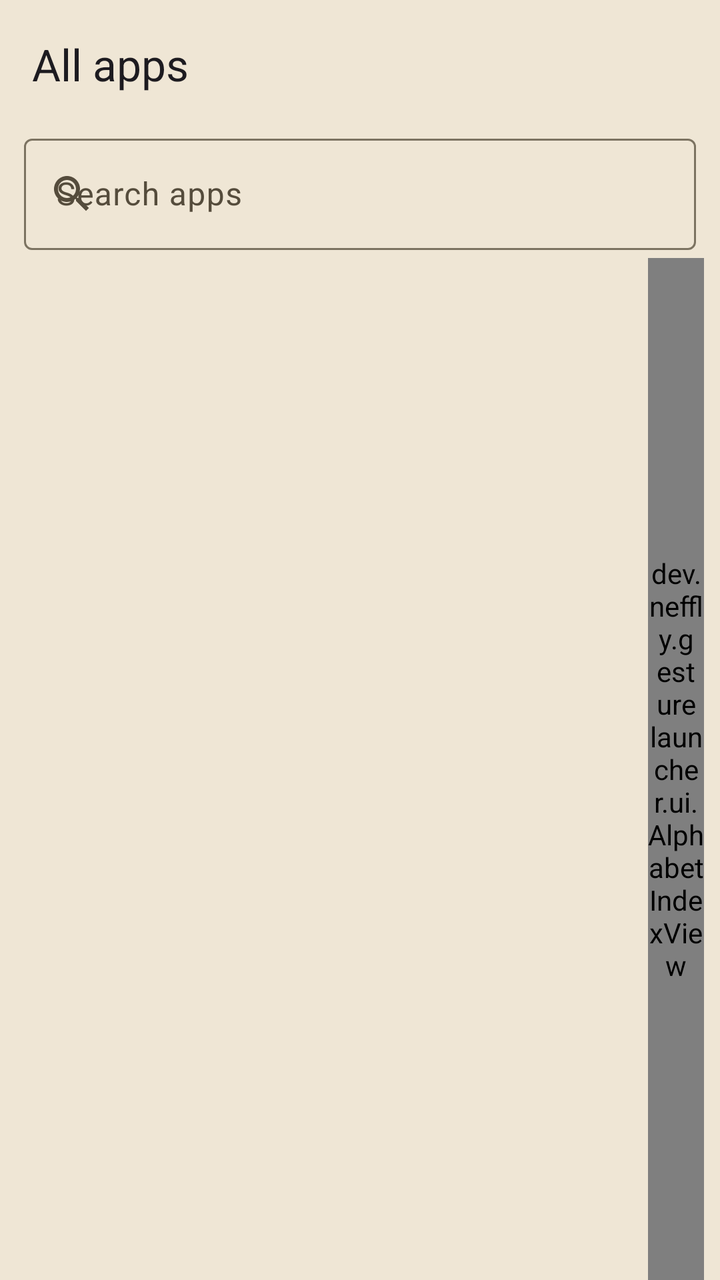
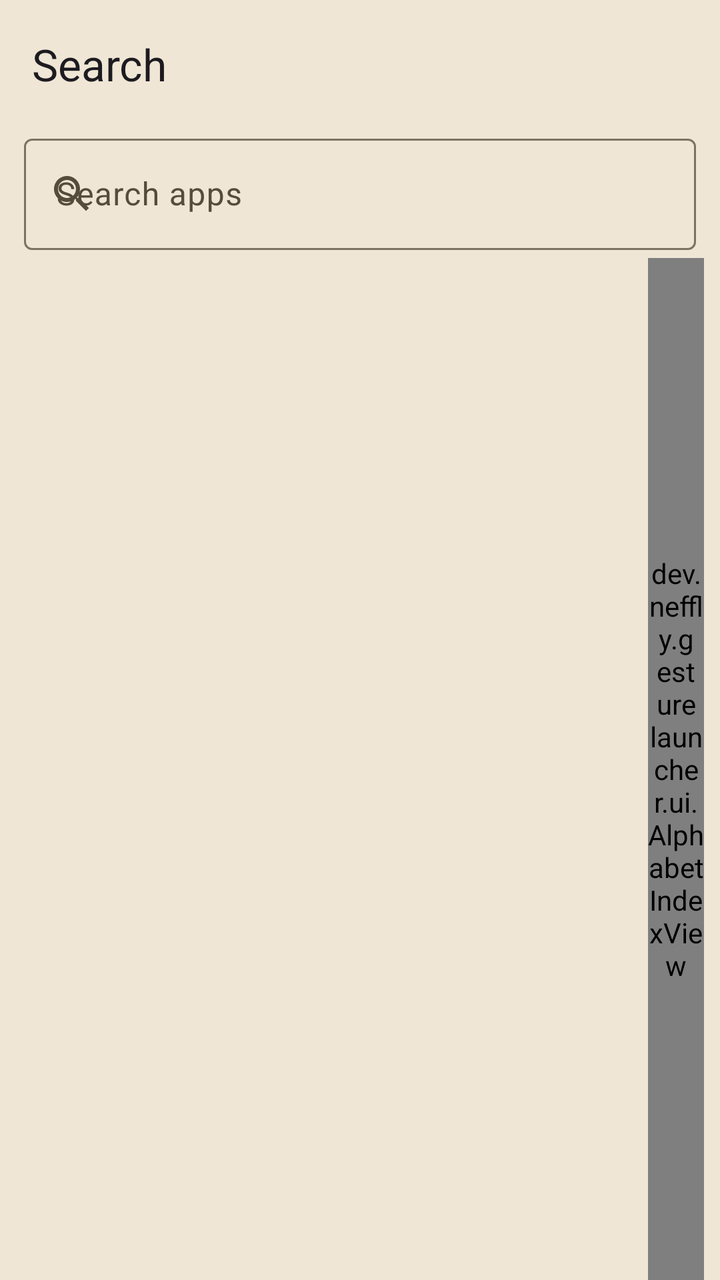

Two renders of the same Android screen: before a commit and after it. Below are the layout's source before the change and the commit's diff.
<!-- AndroidManifest.xml: activity theme Theme.GestureLauncher.Drawer -->
<!-- res/layout/activity_app_drawer.xml -->
<?xml version="1.0" encoding="utf-8"?>
<LinearLayout xmlns:android="http://schemas.android.com/apk/res/android"
    xmlns:app="http://schemas.android.com/apk/res-auto"
    android:id="@+id/drawerRoot"
    android:layout_width="match_parent"
    android:layout_height="match_parent"
    android:background="?attr/colorSurfaceContainer"
    android:orientation="vertical">

    <com.google.android.material.appbar.MaterialToolbar
        android:id="@+id/toolbar"
        android:layout_width="match_parent"
        android:layout_height="?attr/actionBarSize"
        app:title="@string/drawer_title" />

    <com.google.android.material.textfield.TextInputLayout
        android:id="@+id/searchLayout"
        style="@style/Widget.Material3.TextInputLayout.OutlinedBox"
        android:layout_width="match_parent"
        android:layout_height="wrap_content"
        android:layout_marginHorizontal="12dp"
        android:layout_marginBottom="4dp"
        app:endIconMode="clear_text"
        app:startIconDrawable="@drawable/ic_search">

        <com.google.android.material.textfield.TextInputEditText
            android:id="@+id/searchInput"
            android:layout_width="match_parent"
            android:layout_height="wrap_content"
            android:hint="@string/search_apps"
            android:imeOptions="actionSearch"
            android:inputType="text"
            android:maxLines="1" />
    </com.google.android.material.textfield.TextInputLayout>

    <FrameLayout
        android:layout_width="match_parent"
        android:layout_height="0dp"
        android:layout_weight="1">

        <androidx.recyclerview.widget.RecyclerView
            android:id="@+id/appList"
            android:layout_width="match_parent"
            android:layout_height="match_parent"
            android:clipToPadding="false"
            android:paddingEnd="36dp"
            android:paddingBottom="16dp"
            android:scrollbars="vertical" />

        
        <dev.neffly.gesturelauncher.ui.AlphabetIndexView
            android:id="@+id/alphabetIndex"
            android:layout_width="28dp"
            android:layout_height="match_parent"
            android:layout_gravity="end"
            android:layout_marginEnd="8dp" />

        
        <TextView
            android:id="@+id/letterBubble"
            android:layout_width="88dp"
            android:layout_height="88dp"
            android:layout_gravity="center"
            android:background="@drawable/bg_letter_bubble"
            android:elevation="8dp"
            android:gravity="center"
            android:includeFontPadding="false"
            android:textColor="?attr/colorSurface"
            android:textSize="36sp"
            android:textStyle="bold"
            android:visibility="gone" />

    </FrameLayout>

</LinearLayout>
<!-- resources referenced by this layout -->
<resources>
  <!-- drawable bg_letter_bubble (drawable) -->
  <?xml version="1.0" encoding="utf-8"?>
  <shape xmlns:android="http://schemas.android.com/apk/res/android"
      android:shape="oval">
      <solid android:color="?attr/colorOnSurface" />
  </shape>
  <!-- drawable ic_search (drawable) -->
  <vector xmlns:android="http://schemas.android.com/apk/res/android"
      android:width="24dp"
      android:height="24dp"
      android:viewportWidth="24"
      android:viewportHeight="24"
      android:tint="?attr/colorControlNormal">
      <path
          android:fillColor="@android:color/white"
          android:pathData="M15.5,14h-0.79l-0.28,-0.27C15.41,12.59 16,11.11 16,9.5 16,5.91 13.09,3 9.5,3S3,5.91 3,9.5 5.91,16 9.5,16c1.61,0 3.09,-0.59 4.23,-1.57l0.27,0.28v0.79l5,4.99L20.49,19l-4.99,-5zM9.5,14C7.01,14 5,11.99 5,9.5S7.01,5 9.5,5 14,7.01 14,9.5 11.99,14 9.5,14z" />
  </vector>
  <string name="drawer_title">All apps</string>
  <string name="search_apps">Search apps</string>
  <style name="Theme.GestureLauncher.Drawer" parent="Theme.GestureLauncher">
          <item name="android:windowIsTranslucent">true</item>
          <item name="android:windowBackground">@android:color/transparent</item>
      </style>
  <color name="md_primary">#3B6FD4</color>
  <color name="md_on_primary">#FFFFFF</color>
  <color name="md_primary_container">#D8E2FF</color>
  <color name="md_on_primary_container">#001A43</color>
  <color name="md_secondary_container">#E7DCC3</color>
  <color name="md_on_secondary_container">#2A2318</color>
  <color name="md_surface">#FBF6EC</color>
  <color name="md_on_surface">#221D14</color>
  <color name="md_surface_variant">#E4D9C4</color>
  <color name="md_on_surface_variant">#554C3C</color>
  <color name="md_surface_container_lowest">#FFFDF8</color>
  <color name="md_surface_container_low">#F5EEE0</color>
  <color name="md_surface_container">#EFE6D5</color>
  <color name="md_surface_container_high">#E8DDC8</color>
  <color name="md_surface_container_highest">#E1D5BD</color>
  <color name="md_outline">#7C7361</color>
  <color name="md_outline_variant">#CDC0A8</color>
  <color name="md_error">#BA1A1A</color>
  <color name="md_on_error">#FFFFFF</color>
  <!-- unchanged entries left out for length: 1 -->
</resources>

<!-- the commit's change to res/layout/activity_app_drawer.xml (unified diff, before → after) -->
@@ -20,14 +20,15 @@
         android:layout_height="wrap_content"
         android:layout_marginHorizontal="12dp"
         android:layout_marginBottom="4dp"
+        android:hint="@string/search_apps"
         app:endIconMode="clear_text"
         app:startIconDrawable="@drawable/ic_search">
 
+        
         <com.google.android.material.textfield.TextInputEditText
             android:id="@+id/searchInput"
             android:layout_width="match_parent"
             android:layout_height="wrap_content"
-            android:hint="@string/search_apps"
             android:imeOptions="actionSearch"
             android:inputType="text"
             android:maxLines="1" />
<!-- resource entries referenced after the edit -->
@@ -17,7 +17,7 @@
           android:fillColor="@android:color/white"
           android:pathData="M15.5,14h-0.79l-0.28,-0.27C15.41,12.59 16,11.11 16,9.5 16,5.91 13.09,3 9.5,3S3,5.91 3,9.5 5.91,16 9.5,16c1.61,0 3.09,-0.59 4.23,-1.57l0.27,0.28v0.79l5,4.99L20.49,19l-4.99,-5zM9.5,14C7.01,14 5,11.99 5,9.5S7.01,5 9.5,5 14,7.01 14,9.5 11.99,14 9.5,14z" />
   </vector>
-  <string name="drawer_title">All apps</string>
+  <string name="drawer_title">Search</string>
   <string name="search_apps">Search apps</string>
   <style name="Theme.GestureLauncher.Drawer" parent="Theme.GestureLauncher">
           <item name="android:windowIsTranslucent">true</item>
